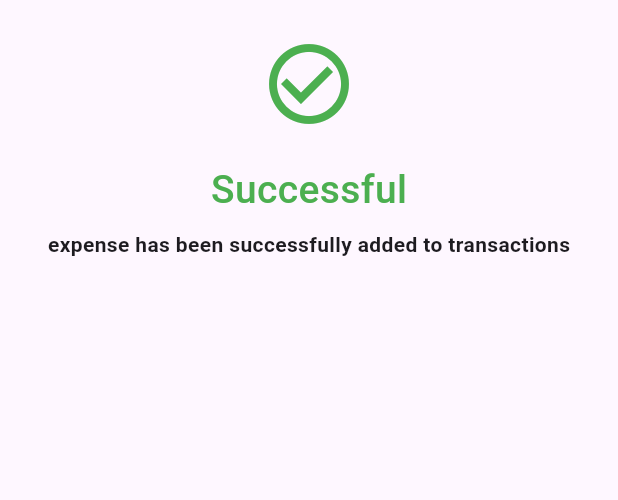
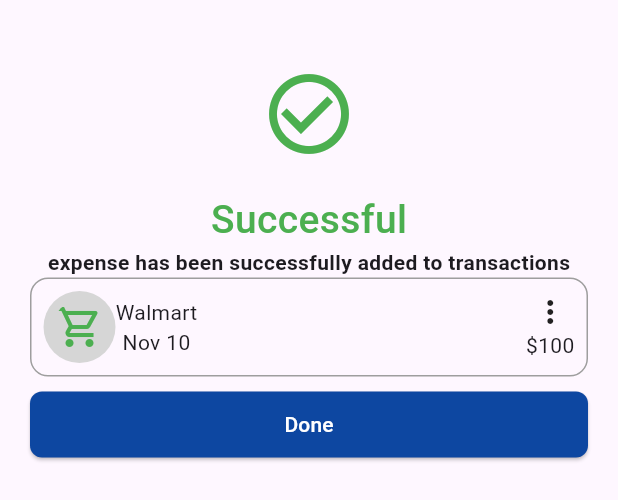
Before and after one commit to davidakabogu/flutterfoodrecipe, a Flutter app: the ExpenseSuccessfulBottomSheet widget shown alone on an empty page, opened directly, on a phone screen of 412 x 824 dp. Shown: the top 500 px of the screen. Run offline on Flutter 3.47's test engine with Material 3 defaults, Android fonts, the phone set to English and light mode, and no system bars; our stand-ins replace google_fonts.

Commit message:
succesful bottom sheets update

```diff
--- a/foodrecipe/lib/widgets/appbarbuttons.dart
+++ b/foodrecipe/lib/widgets/appbarbuttons.dart
@@ -1,4 +1,5 @@
 import 'package:flutter/material.dart';
+import 'package:flutter/widgets.dart';
 
 class ButtonSection extends StatelessWidget {
   const ButtonSection({super.key});
@@ -260,7 +261,7 @@ class _IncomeFormState extends State<IncomeForm> {
                       isScrollControlled: true,
                       context: context,
                       builder: (BuildContext context) {
-                        return const ExpenseSuccessfulBottomSheet();
+                        return const IncomeSuccessfulBottomSheet();
                       })
                 },
                 style: ElevatedButton.styleFrom(
@@ -287,10 +288,12 @@ class IncomeSuccessfulBottomSheet extends StatelessWidget {
 
   @override
   Widget build(BuildContext context) {
-    return const SingleChildScrollView(
+    return SingleChildScrollView(
+      child: Padding(
+        padding: const EdgeInsets.all(18.0),
         child: Column(
           children: [
-          Padding(
+            const Padding(
               padding: EdgeInsets.only(top: 24.0),
               child: Icon(
                 Icons.check_circle_outline,
@@ -298,7 +301,7 @@ class IncomeSuccessfulBottomSheet extends StatelessWidget {
                 color: Colors.green,
               ),
             ),
-          Padding(
+            const Padding(
               padding: EdgeInsets.all(8.0),
               child: Text(
                 'Successful',
@@ -308,18 +311,81 @@ class IncomeSuccessfulBottomSheet extends StatelessWidget {
                     color: Colors.green),
               ),
             ),
-          Padding(
+            const Padding(
               padding: EdgeInsets.all(8.0),
               child: Row(
                 mainAxisAlignment: MainAxisAlignment.center,
                 children: [
-                Text('Your income has been successfully added to earnings',
+                  Text(
+                      textAlign: TextAlign.center,
+                      'Income successfully added to earnings',
                       style:
                           TextStyle(fontSize: 14, fontWeight: FontWeight.w600)),
                 ],
               ),
+            ),
+            Container(
+              decoration: BoxDecoration(
+                borderRadius:
+                    BorderRadius.circular(12.0), // Rounded border outline
+                border: Border.all(color: Colors.grey), // Border outline color
+              ),
+              padding: const EdgeInsets.all(8.0),
+              child: Row(
+                mainAxisAlignment: MainAxisAlignment.spaceBetween,
+                children: [
+                  Row(
+                    children: [
+                      Stack(
+                        children: [
+                          Container(
+                            decoration: BoxDecoration(
+                              shape: BoxShape.circle,
+                              color: Colors.grey[350],
+                            ),
+                            padding: const EdgeInsets.all(
+                                8.0), // Adjust padding as needed
+                            child: ClipRRect(
+                              borderRadius: BorderRadius.circular(12.0),
+                              child: const Icon(
+                                Icons.house,
+                                size: 32,
+                                color: Colors.blue,
+                              ),
+                            ),
+                          ),
+                        ],
+                      ),
+                      const Column(
+                        children: [Text('Property rent'), Text('Nov 18')],
+                      ),
+                    ],
+                  ),
+                  const Column(
+                    children: [Icon(Icons.more_vert), Text('\$2000')],
                   )
                 ],
+              ),
+            ),
+            Container(
+              padding: const EdgeInsets.only(top: 8),
+              width: double.infinity,
+              child: ElevatedButton(
+                onPressed: () => {},
+                style: ElevatedButton.styleFrom(
+                    shape: RoundedRectangleBorder(
+                      borderRadius: BorderRadius.circular(8.0),
+                    ),
+                    backgroundColor: Colors.blue[900],
+                    minimumSize: const Size(10.0, 44.0)),
+                child: const Text(
+                  'Done',
+                  style: TextStyle(color: Colors.white),
+                ),
+              ),
+            ),
+          ],
+        ),
       ),
     );
   }
@@ -480,10 +546,12 @@ class ExpenseSuccessfulBottomSheet extends StatelessWidget {
 
   @override
   Widget build(BuildContext context) {
-    return const SingleChildScrollView(
+    return SingleChildScrollView(
+      child: Padding(
+        padding: const EdgeInsets.all(20.0),
         child: Column(
           children: [
-          Padding(
+            const Padding(
               padding: EdgeInsets.only(top: 24.0),
               child: Icon(
                 Icons.check_circle_outline,
@@ -491,24 +559,86 @@ class ExpenseSuccessfulBottomSheet extends StatelessWidget {
                 color: Colors.green,
               ),
             ),
-          SizedBox(height: 20),
-          Text(
+            const SizedBox(height: 20),
+            const Text(
               'Successful',
               style: TextStyle(
-                fontSize: 26, fontWeight: FontWeight.w500, color: Colors.green),
+                  fontSize: 26,
+                  fontWeight: FontWeight.w500,
+                  color: Colors.green),
             ),
-          Padding(
-            padding: EdgeInsets.all(8.0),
-            child: Row(
+            const Row(
               mainAxisAlignment: MainAxisAlignment.center,
               children: [
-                Text('expense has been successfully added to transactions',
+                Text(
+                    textAlign: TextAlign.center,
+                    'expense has been successfully added to transactions',
                     style:
                         TextStyle(fontSize: 14, fontWeight: FontWeight.w600)),
               ],
             ),
+            Container(
+              decoration: BoxDecoration(
+                borderRadius:
+                    BorderRadius.circular(12.0), // Rounded border outline
+                border: Border.all(color: Colors.grey), // Border outline color
+              ),
+              padding: const EdgeInsets.all(8.0),
+              child: Row(
+                mainAxisAlignment: MainAxisAlignment.spaceBetween,
+                children: [
+                  Row(
+                    children: [
+                      Stack(
+                        children: [
+                          Container(
+                            decoration: BoxDecoration(
+                              shape: BoxShape.circle,
+                              color: Colors.grey[350],
+                            ),
+                            padding: const EdgeInsets.all(
+                                8.0), // Adjust padding as needed
+                            child: ClipRRect(
+                              borderRadius: BorderRadius.circular(12.0),
+                              child: const Icon(
+                                Icons.shopping_cart_outlined,
+                                size: 32,
+                                color: Colors.green,
+                              ),
+                            ),
+                          ),
+                        ],
+                      ),
+                      const Column(
+                        children: [Text('Walmart'), Text('Nov 10')],
+                      ),
+                    ],
+                  ),
+                  const Column(
+                    children: [Icon(Icons.more_vert), Text('\$100')],
                   )
                 ],
+              ),
+            ),
+            Container(
+              padding: const EdgeInsets.only(top: 8),
+              width: double.infinity,
+              child: ElevatedButton(
+                onPressed: () => {},
+                style: ElevatedButton.styleFrom(
+                    shape: RoundedRectangleBorder(
+                      borderRadius: BorderRadius.circular(8.0),
+                    ),
+                    backgroundColor: Colors.blue[900],
+                    minimumSize: const Size(10.0, 44.0)),
+                child: const Text(
+                  'Done',
+                  style: TextStyle(color: Colors.white),
+                ),
+              ),
+            ),
+          ],
+        ),
       ),
     );
   }
```
Lines whose indentation alone changed are shown as unchanged.
